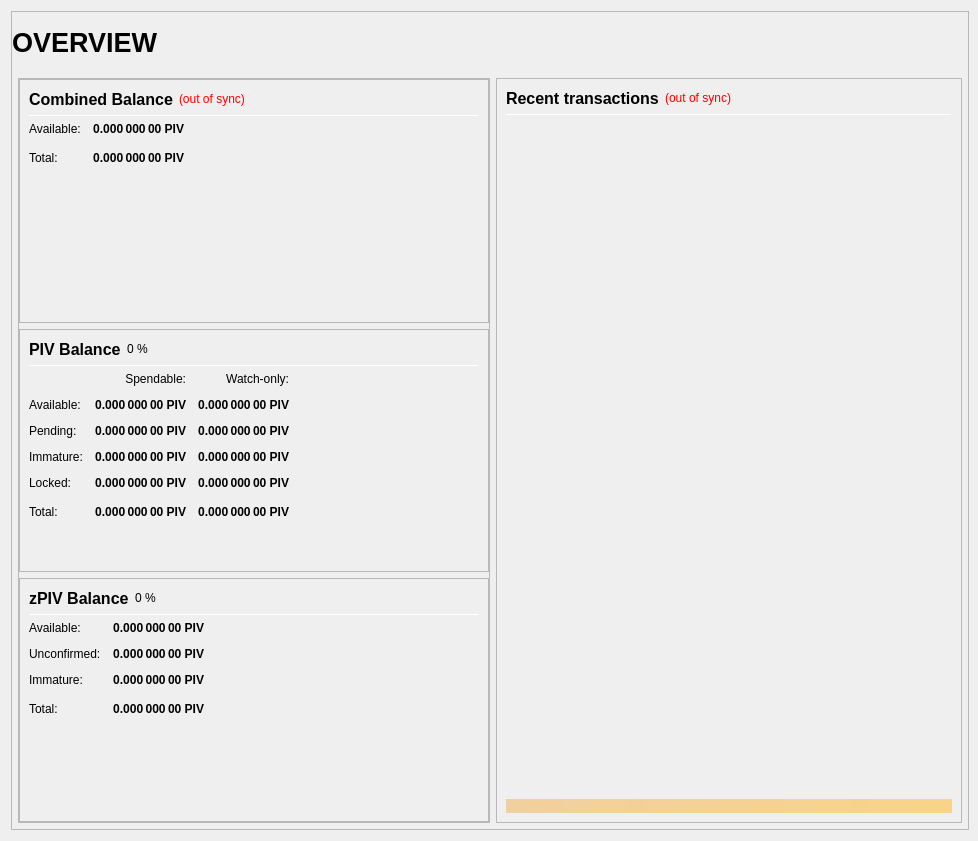
This is src/qt/forms/overviewpage.ui in magikawa-network/AnzuDark as Qt 5 draws it before an edit. The edited form follows.
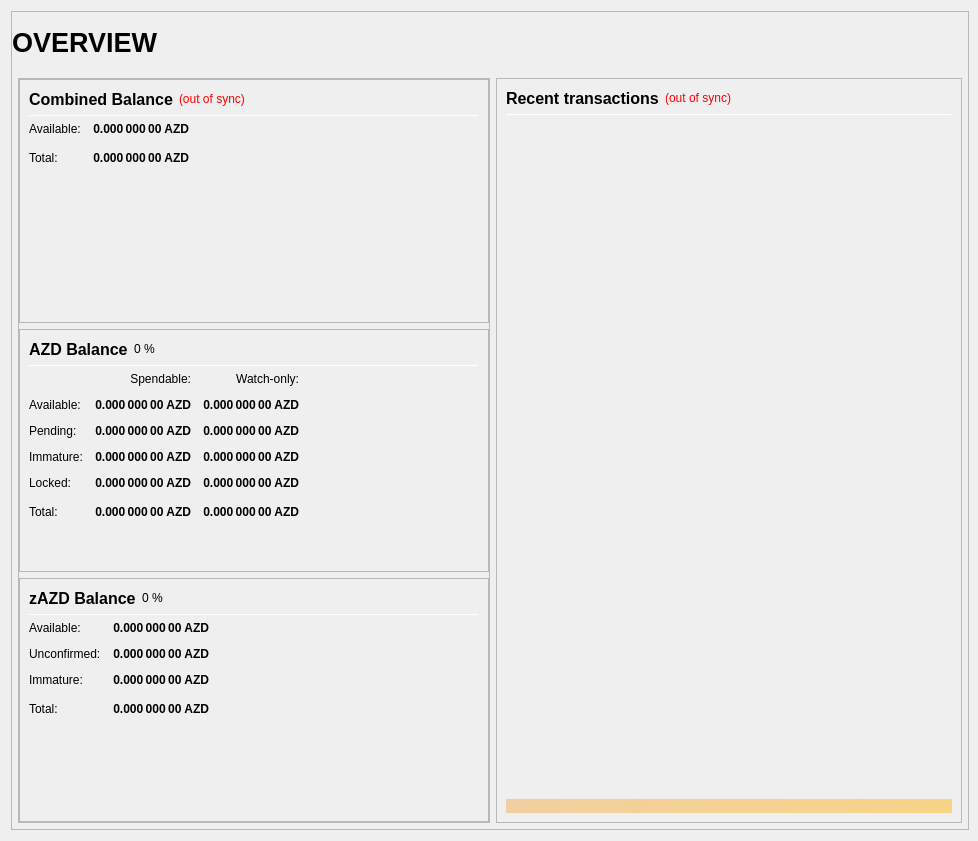
This is the edited form.

```diff
--- a/src/qt/forms/overviewpage.ui
+++ b/src/qt/forms/overviewpage.ui
@@ -333,7 +333,7 @@
                           <string>Your current spendable balance</string>
                          </property>
                          <property name="text">
-                          <string notr="true">0.000 000 00 PIV</string>
+                          <string notr="true">0.000 000 00 AZD</string>
                          </property>
                          <property name="alignment">
                           <set>Qt::AlignRight|Qt::AlignTrailing|Qt::AlignVCenter</set>
@@ -365,7 +365,7 @@
                           <string>Total Balance, including all unavailable coins.</string>
                          </property>
                          <property name="text">
-                          <string notr="true">0.000 000 00 PIV</string>
+                          <string notr="true">0.000 000 00 AZD</string>
                          </property>
                          <property name="alignment">
                           <set>Qt::AlignRight|Qt::AlignTrailing|Qt::AlignVCenter</set>
@@ -433,7 +433,7 @@
                           </font>
                          </property>
                          <property name="text">
-                          <string>PIV Balance</string>
+                          <string>AZD Balance</string>
                          </property>
                         </widget>
                        </item>
@@ -525,7 +525,7 @@
                           <string>Your current spendable balance</string>
                          </property>
                          <property name="text">
-                          <string notr="true">0.000 000 00 PIV</string>
+                          <string notr="true">0.000 000 00 AZD</string>
                          </property>
                          <property name="alignment">
                           <set>Qt::AlignRight|Qt::AlignTrailing|Qt::AlignVCenter</set>
@@ -550,7 +550,7 @@
                           <string>Your current balance in watch-only addresses</string>
                          </property>
                          <property name="text">
-                          <string notr="true">0.000 000 00 PIV</string>
+                          <string notr="true">0.000 000 00 AZD</string>
                          </property>
                          <property name="alignment">
                           <set>Qt::AlignRight|Qt::AlignTrailing|Qt::AlignVCenter</set>
@@ -582,7 +582,7 @@
                           <string>Total of transactions that have yet to be confirmed, and do not yet count toward the spendable balance</string>
                          </property>
                          <property name="text">
-                          <string notr="true">0.000 000 00 PIV</string>
+                          <string notr="true">0.000 000 00 AZD</string>
                          </property>
                          <property name="alignment">
                           <set>Qt::AlignRight|Qt::AlignTrailing|Qt::AlignVCenter</set>
@@ -607,7 +607,7 @@
                           <string>Unconfirmed transactions to watch-only addresses</string>
                          </property>
                          <property name="text">
-                          <string notr="true">0.000 000 00 PIV</string>
+                          <string notr="true">0.000 000 00 AZD</string>
                          </property>
                          <property name="alignment">
                           <set>Qt::AlignRight|Qt::AlignTrailing|Qt::AlignVCenter</set>
@@ -639,7 +639,7 @@
                           <string>Staked or masternode rewards that has not yet matured</string>
                          </property>
                          <property name="text">
-                          <string notr="true">0.000 000 00 PIV</string>
+                          <string notr="true">0.000 000 00 AZD</string>
                          </property>
                          <property name="alignment">
                           <set>Qt::AlignRight|Qt::AlignTrailing|Qt::AlignVCenter</set>
@@ -664,7 +664,7 @@
                           <string>Staked or masternode rewards in watch-only addresses that has not yet matured</string>
                          </property>
                          <property name="text">
-                          <string notr="true">0.000 000 00 PIV</string>
+                          <string notr="true">0.000 000 00 AZD</string>
                          </property>
                          <property name="alignment">
                           <set>Qt::AlignRight|Qt::AlignTrailing|Qt::AlignVCenter</set>
@@ -699,7 +699,7 @@
                           <string>Locked PIV or Masternode collaterals. These are excluded from zPIV minting.</string>
                          </property>
                          <property name="text">
-                          <string notr="true">0.000 000 00 PIV</string>
+                          <string notr="true">0.000 000 00 AZD</string>
                          </property>
                          <property name="alignment">
                           <set>Qt::AlignRight|Qt::AlignTrailing|Qt::AlignVCenter</set>
@@ -724,7 +724,7 @@
                           <string>Current locked balance in watch-only addresses</string>
                          </property>
                          <property name="text">
-                          <string notr="true">0.000 000 00 PIV</string>
+                          <string notr="true">0.000 000 00 AZD</string>
                          </property>
                          <property name="alignment">
                           <set>Qt::AlignRight|Qt::AlignTrailing|Qt::AlignVCenter</set>
@@ -759,7 +759,7 @@
                           <string>Your current AnzuDark balance, unconfirmed and immature transactions included</string>
                          </property>
                          <property name="text">
-                          <string notr="true">0.000 000 00 PIV</string>
+                          <string notr="true">0.000 000 00 AZD</string>
                          </property>
                          <property name="alignment">
                           <set>Qt::AlignRight|Qt::AlignTrailing|Qt::AlignVCenter</set>
@@ -784,7 +784,7 @@
                           <string>Current total balance in watch-only addresses</string>
                          </property>
                          <property name="text">
-                          <string notr="true">0.000 000 00 PIV</string>
+                          <string notr="true">0.000 000 00 AZD</string>
                          </property>
                          <property name="alignment">
                           <set>Qt::AlignRight|Qt::AlignTrailing|Qt::AlignVCenter</set>
@@ -852,7 +852,7 @@
                           </font>
                          </property>
                          <property name="text">
-                          <string>zPIV Balance</string>
+                          <string>zAZD Balance</string>
                          </property>
                         </widget>
                        </item>
@@ -926,7 +926,7 @@
 These zPIV are spendable.</string>
                          </property>
                          <property name="text">
-                          <string notr="true">0.000 000 00 PIV</string>
+                          <string notr="true">0.000 000 00 AZD</string>
                          </property>
                          <property name="alignment">
                           <set>Qt::AlignRight|Qt::AlignTrailing|Qt::AlignVCenter</set>
@@ -957,7 +957,7 @@
 Immature: confirmed, but less than 1 mint of the same denomination after it was minted</string>
                          </property>
                          <property name="text">
-                          <string notr="true">0.000 000 00 PIV</string>
+                          <string notr="true">0.000 000 00 AZD</string>
                          </property>
                          <property name="alignment">
                           <set>Qt::AlignRight|Qt::AlignTrailing|Qt::AlignVCenter</set>
@@ -988,7 +988,7 @@
 Immature: confirmed, but less than 1 mint of the same denomination after it was minted</string>
                          </property>
                          <property name="text">
-                          <string notr="true">0.000 000 00 PIV</string>
+                          <string notr="true">0.000 000 00 AZD</string>
                          </property>
                          <property name="alignment">
                           <set>Qt::AlignRight|Qt::AlignTrailing|Qt::AlignVCenter</set>
@@ -1020,7 +1020,7 @@
                           <string>Your current zPIV balance, unconfirmed and immature zPIV included.</string>
                          </property>
                          <property name="text">
-                          <string notr="true">0.000 000 00 PIV</string>
+                          <string notr="true">0.000 000 00 AZD</string>
                          </property>
                          <property name="alignment">
                           <set>Qt::AlignRight|Qt::AlignTrailing|Qt::AlignVCenter</set>
```
Left out of the diff: 16 changed lines with no effect on the pictures.
